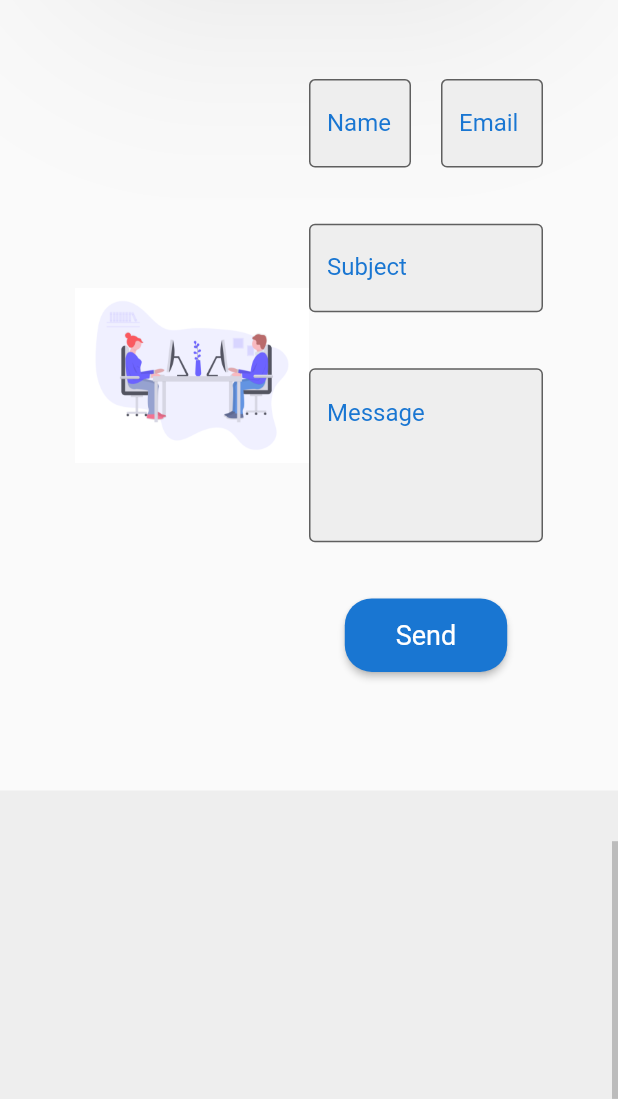
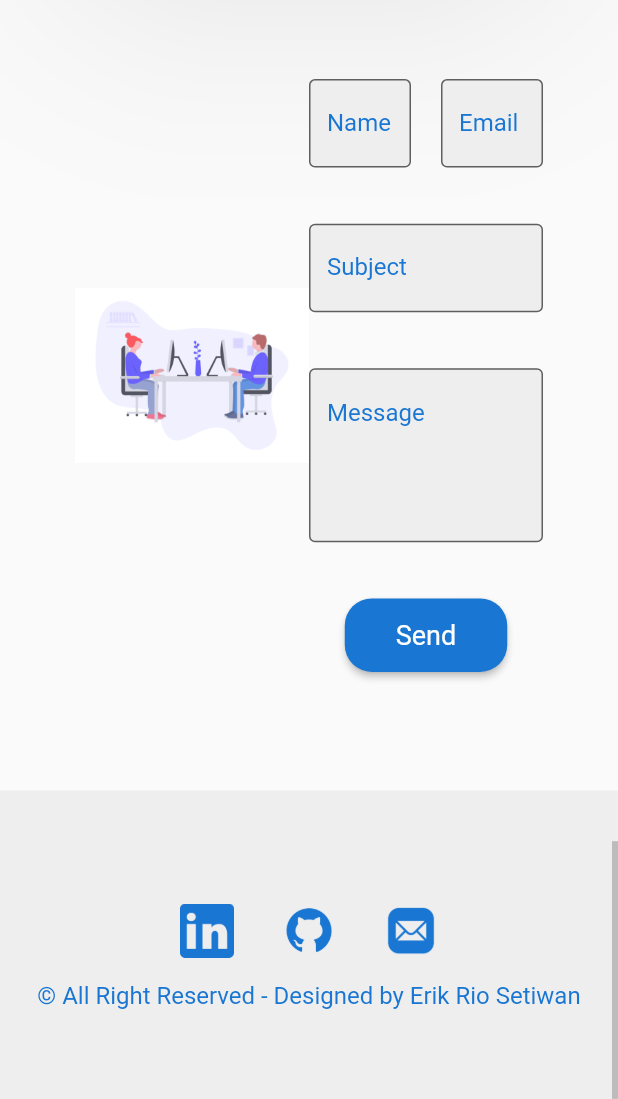
Before and after one commit to erikrios/my-portofolio-flutter, a Flutter app: the screen it shows after launch, scrolled down 2665 dp, on a phone screen of 412 x 824 dp, the part 137-1236 px from its top. Run offline on Flutter 3.47's test engine with Material 2 defaults, Android fonts, the phone set to English and light mode, and no system bars; our stand-ins replace carousel_slider, google_fonts; missing offline and left inert: dart:html.

Commit message:
Add footer section

```diff
--- a/lib/pages/sections/footer.dart
+++ b/lib/pages/sections/footer.dart
@@ -1,4 +1,7 @@
+import 'dart:html';
+
 import 'package:flutter/material.dart';
+import 'package:url_launcher/url_launcher.dart';
 
 class Footer extends StatelessWidget {
   final double height;
@@ -10,6 +13,66 @@ class Footer extends StatelessWidget {
     return Container(
       height: height,
       color: Colors.grey.shade200,
+      child: Column(
+        mainAxisAlignment: MainAxisAlignment.center,
+        crossAxisAlignment: CrossAxisAlignment.center,
+        children: [
+          Row(
+            mainAxisAlignment: MainAxisAlignment.center,
+            children: [
+              _socialIcon(
+                  path: 'assets/images/linkedin.png',
+                  iconSize: 36.0,
+                  onPressed: () async {
+                    final String url =
+                        'https://www.linkedin.com/in/erikriosetiawan/';
+                    await canLaunch(url)
+                        ? launch(url)
+                        : throw 'Could not launch $url';
+                  }),
+              _socialIcon(
+                  path: 'assets/images/github.png',
+                  iconSize: 36.0,
+                  onPressed: () async {
+                    final String url = 'https://github.com/erikrios';
+                    await canLaunch(url)
+                        ? launch(url)
+                        : throw 'Could not launch $url';
+                  }),
+              _socialIcon(
+                  path: 'assets/images/email.png',
+                  iconSize: 36.0,
+                  onPressed: () async {
+                    final String url = 'mailto:erikriosetiawan15@gmail.com';
+                    await canLaunch(url)
+                        ? launch(url)
+                        : throw 'Could not launch $url';
+                  }),
+            ],
+          ),
+          Text(
+            '\u00a9 All Right Reserved - Designed by Erik Rio Setiwan',
+            style: TextStyle(
+              color: Colors.blue.shade700,
+              fontSize: 16.0,
+            ),
+          )
+        ],
+      ),
     );
   }
+
+  Widget _socialIcon({
+    required String path,
+    required double iconSize,
+    required void Function() onPressed,
+  }) =>
+      Padding(
+        padding: const EdgeInsets.all(8.0),
+        child: IconButton(
+          icon: Image.asset(path),
+          iconSize: iconSize,
+          onPressed: onPressed,
+        ),
+      );
 }
```
